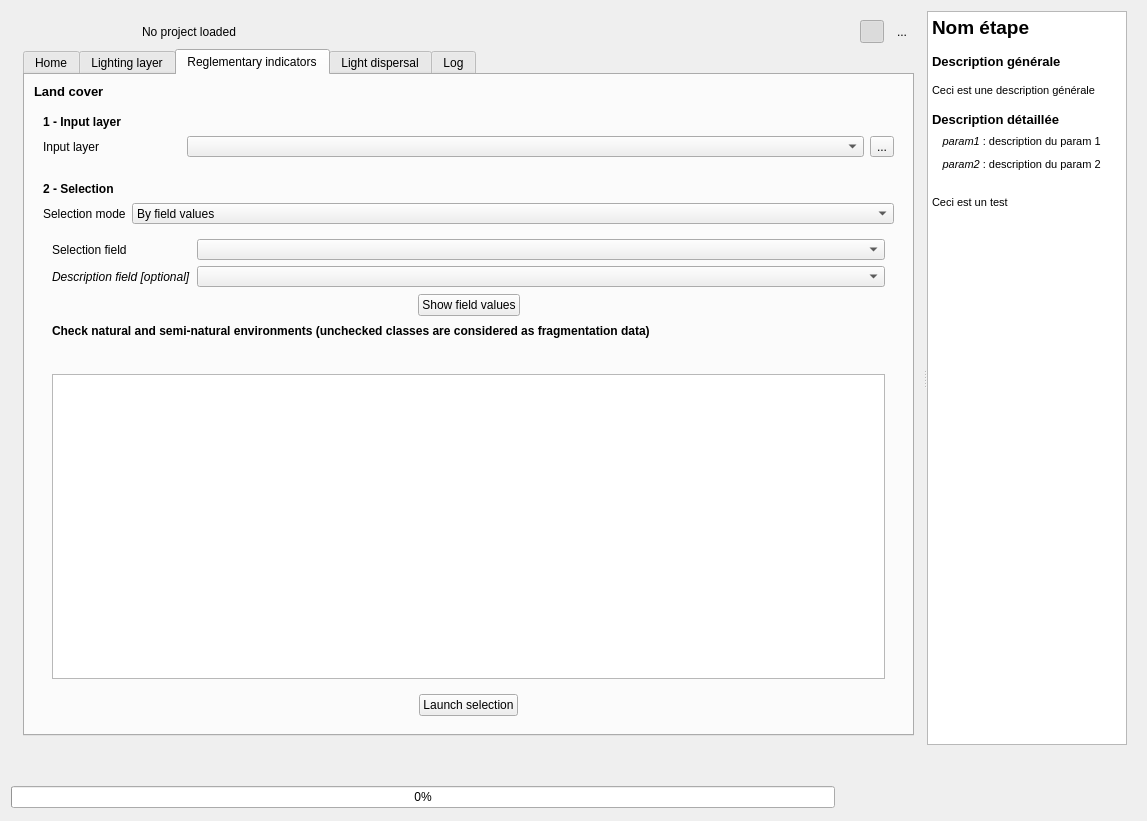
The window that LightPollutionToolbox_dialog_base.ui (MathieuChailloux/LightPollutionToolbox) describes before a commit, drawn with Qt 5.
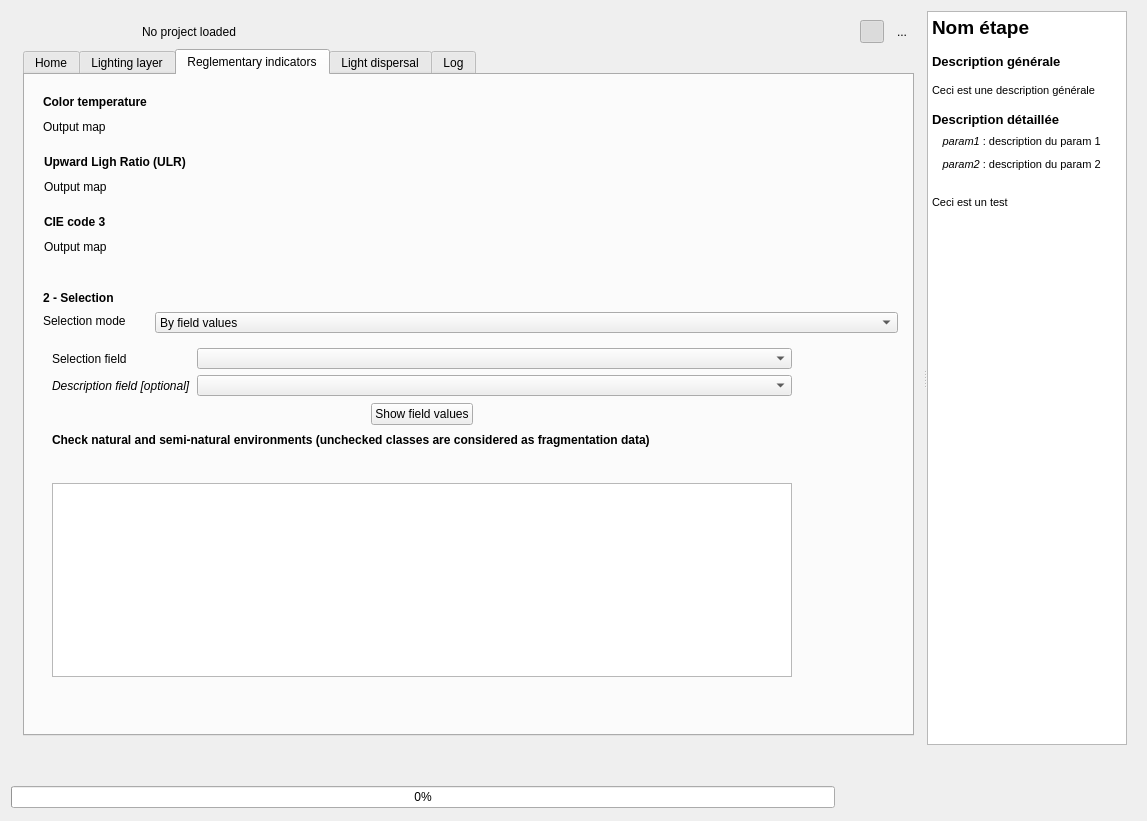
The same window after the commit. Icons and pictures are not drawn. Custom widgets are drawn as their Qt base class.

Diff of the .ui file:
```diff
--- a/LightPollutionToolbox_dialog_base.ui
+++ b/LightPollutionToolbox_dialog_base.ui
@@ -1240,29 +1240,15 @@
               <attribute name="title">
                <string>Reglementary indicators</string>
               </attribute>
-              <layout class="QGridLayout" name="gridLayout_11">
-               <item row="0" column="0">
-                <widget class="QLabel" name="label_3">
-                 <property name="sizePolicy">
-                  <sizepolicy hsizetype="Expanding" vsizetype="Preferred">
-                   <horstretch>0</horstretch>
-                   <verstretch>0</verstretch>
-                  </sizepolicy>
-                 </property>
-                 <property name="font">
-                  <font>
-                   <pointsize>10</pointsize>
-                   <weight>75</weight>
-                   <bold>true</bold>
-                  </font>
-                 </property>
-                 <property name="text">
-                  <string>Land cover</string>
-                 </property>
-                </widget>
-               </item>
-               <item row="1" column="0">
                 <widget class="QFrame" name="selectionLayerFrame_2">
+               <property name="geometry">
+                <rect>
+                 <x>9</x>
+                 <y>10</y>
+                 <width>355</width>
+                 <height>62</height>
+                </rect>
+               </property>
                  <property name="sizePolicy">
                   <sizepolicy hsizetype="Expanding" vsizetype="Preferred">
                    <horstretch>0</horstretch>
@@ -1281,29 +1267,7 @@
                  <property name="frameShadow">
                   <enum>QFrame::Raised</enum>
                  </property>
-                 <layout class="QGridLayout" name="gridLayout_5">
-                  <item row="1" column="1">
-                   <widget class="QgsMapLayerComboBox" name="landuseInputLayerCombo">
-                    <property name="sizePolicy">
-                     <sizepolicy hsizetype="Expanding" vsizetype="Fixed">
-                      <horstretch>0</horstretch>
-                      <verstretch>0</verstretch>
-                     </sizepolicy>
-                    </property>
-                    <property name="minimumSize">
-                     <size>
-                      <width>0</width>
-                      <height>21</height>
-                     </size>
-                    </property>
-                    <property name="maximumSize">
-                     <size>
-                      <width>16777215</width>
-                      <height>21</height>
-                     </size>
-                    </property>
-                   </widget>
-                  </item>
+               <layout class="QGridLayout" name="gridLayout_4">
                   <item row="0" column="0">
                    <widget class="QLabel" name="selectionLayerLabel_3">
                     <property name="sizePolicy">
@@ -1325,7 +1289,7 @@
                      </font>
                     </property>
                     <property name="text">
-                     <string>1 - Input layer</string>
+                   <string>Color temperature</string>
                     </property>
                    </widget>
                   </item>
@@ -1347,22 +1311,37 @@
                      <enum>Qt::LeftToRight</enum>
                     </property>
                     <property name="text">
-                     <string>Input layer</string>
+                   <string>Output map</string>
                     </property>
                    </widget>
                   </item>
-                  <item row="1" column="2">
-                   <widget class="QToolButton" name="landuseInputLayer">
-                    <property name="text">
-                     <string>...</string>
+                <item row="1" column="1">
+                 <widget class="QgsFileWidget" name="resultsReportingLayer_2">
+                  <property name="minimumSize">
+                   <size>
+                    <width>0</width>
+                    <height>21</height>
+                   </size>
+                  </property>
+                  <property name="maximumSize">
+                   <size>
+                    <width>16777215</width>
+                    <height>21</height>
+                   </size>
                     </property>
                    </widget>
                   </item>
                  </layout>
                 </widget>
-               </item>
-               <item row="2" column="0">
                 <widget class="QFrame" name="frame_24">
+               <property name="geometry">
+                <rect>
+                 <x>9</x>
+                 <y>205</y>
+                 <width>873</width>
+                 <height>446</height>
+                </rect>
+               </property>
                  <property name="sizePolicy">
                   <sizepolicy hsizetype="Preferred" vsizetype="Minimum">
                    <horstretch>0</horstretch>
@@ -1375,9 +1354,15 @@
                  <property name="frameShadow">
                   <enum>QFrame::Raised</enum>
                  </property>
-                 <layout class="QGridLayout" name="gridLayout_10">
-                  <item row="1" column="0">
                    <widget class="QLabel" name="label_9">
+                <property name="geometry">
+                 <rect>
+                  <x>9</x>
+                  <y>32</y>
+                  <width>106</width>
+                  <height>17</height>
+                 </rect>
+                </property>
                     <property name="sizePolicy">
                      <sizepolicy hsizetype="Preferred" vsizetype="Preferred">
                       <horstretch>0</horstretch>
@@ -1394,9 +1379,15 @@
                      <string>Selection mode</string>
                     </property>
                    </widget>
-                  </item>
-                  <item row="0" column="0">
                    <widget class="QLabel" name="selectionLayerLabel_9">
+                <property name="geometry">
+                 <rect>
+                  <x>9</x>
+                  <y>9</y>
+                  <width>89</width>
+                  <height>17</height>
+                 </rect>
+                </property>
                     <property name="sizePolicy">
                      <sizepolicy hsizetype="Fixed" vsizetype="Fixed">
                       <horstretch>0</horstretch>
@@ -1419,9 +1410,15 @@
                      <string>2 - Selection</string>
                     </property>
                    </widget>
-                  </item>
-                  <item row="1" column="1">
                    <widget class="QComboBox" name="landuseSelectionMode">
+                <property name="geometry">
+                 <rect>
+                  <x>121</x>
+                  <y>32</y>
+                  <width>743</width>
+                  <height>21</height>
+                 </rect>
+                </property>
                     <property name="minimumSize">
                      <size>
                       <width>0</width>
@@ -1445,9 +1442,15 @@
                      </property>
                     </item>
                    </widget>
-                  </item>
-                  <item row="2" column="0" colspan="2">
                    <widget class="QStackedWidget" name="landuseSelectionStack">
+                <property name="geometry">
+                 <rect>
+                  <x>9</x>
+                  <y>59</y>
+                  <width>758</width>
+                  <height>347</height>
+                 </rect>
+                </property>
                     <property name="sizePolicy">
                      <sizepolicy hsizetype="Preferred" vsizetype="MinimumExpanding">
                       <horstretch>0</horstretch>
@@ -1786,9 +1789,15 @@
                      </layout>
                     </widget>
                    </widget>
-                  </item>
-                  <item row="3" column="0" colspan="2">
                    <widget class="QFrame" name="frame_11">
+                <property name="geometry">
+                 <rect>
+                  <x>9</x>
+                  <y>518</y>
+                  <width>142</width>
+                  <height>25</height>
+                 </rect>
+                </property>
                     <property name="sizePolicy">
                      <sizepolicy hsizetype="Expanding" vsizetype="Fixed">
                       <horstretch>0</horstretch>
@@ -1851,11 +1860,193 @@
                      </item>
                     </layout>
                    </widget>
-                  </item>
-                 </layout>
-                </widget>
-               </item>
-              </layout>
+              </widget>
+              <widget class="QFrame" name="selectionLayerFrame_3">
+               <property name="geometry">
+                <rect>
+                 <x>10</x>
+                 <y>70</y>
+                 <width>355</width>
+                 <height>62</height>
+                </rect>
+               </property>
+               <property name="sizePolicy">
+                <sizepolicy hsizetype="Expanding" vsizetype="Preferred">
+                 <horstretch>0</horstretch>
+                 <verstretch>0</verstretch>
+                </sizepolicy>
+               </property>
+               <property name="minimumSize">
+                <size>
+                 <width>200</width>
+                 <height>61</height>
+                </size>
+               </property>
+               <property name="frameShape">
+                <enum>QFrame::NoFrame</enum>
+               </property>
+               <property name="frameShadow">
+                <enum>QFrame::Raised</enum>
+               </property>
+               <layout class="QGridLayout" name="gridLayout_5">
+                <item row="0" column="0">
+                 <widget class="QLabel" name="selectionLayerLabel_4">
+                  <property name="sizePolicy">
+                   <sizepolicy hsizetype="Fixed" vsizetype="Fixed">
+                    <horstretch>0</horstretch>
+                    <verstretch>0</verstretch>
+                   </sizepolicy>
+                  </property>
+                  <property name="minimumSize">
+                   <size>
+                    <width>0</width>
+                    <height>16</height>
+                   </size>
+                  </property>
+                  <property name="font">
+                   <font>
+                    <weight>75</weight>
+                    <bold>true</bold>
+                   </font>
+                  </property>
+                  <property name="text">
+                   <string>Upward Ligh Ratio (ULR)</string>
+                  </property>
+                 </widget>
+                </item>
+                <item row="1" column="0">
+                 <widget class="QLabel" name="selectionLayerLabel_7">
+                  <property name="sizePolicy">
+                   <sizepolicy hsizetype="Fixed" vsizetype="Minimum">
+                    <horstretch>0</horstretch>
+                    <verstretch>0</verstretch>
+                   </sizepolicy>
+                  </property>
+                  <property name="minimumSize">
+                   <size>
+                    <width>138</width>
+                    <height>16</height>
+                   </size>
+                  </property>
+                  <property name="layoutDirection">
+                   <enum>Qt::LeftToRight</enum>
+                  </property>
+                  <property name="text">
+                   <string>Output map</string>
+                  </property>
+                 </widget>
+                </item>
+                <item row="1" column="1">
+                 <widget class="QgsFileWidget" name="resultsReportingLayer_3">
+                  <property name="minimumSize">
+                   <size>
+                    <width>0</width>
+                    <height>21</height>
+                   </size>
+                  </property>
+                  <property name="maximumSize">
+                   <size>
+                    <width>16777215</width>
+                    <height>21</height>
+                   </size>
+                  </property>
+                 </widget>
+                </item>
+               </layout>
+              </widget>
+              <widget class="QFrame" name="selectionLayerFrame_5">
+               <property name="geometry">
+                <rect>
+                 <x>10</x>
+                 <y>130</y>
+                 <width>355</width>
+                 <height>62</height>
+                </rect>
+               </property>
+               <property name="sizePolicy">
+                <sizepolicy hsizetype="Expanding" vsizetype="Preferred">
+                 <horstretch>0</horstretch>
+                 <verstretch>0</verstretch>
+                </sizepolicy>
+               </property>
+               <property name="minimumSize">
+                <size>
+                 <width>200</width>
+                 <height>61</height>
+                </size>
+               </property>
+               <property name="frameShape">
+                <enum>QFrame::NoFrame</enum>
+               </property>
+               <property name="frameShadow">
+                <enum>QFrame::Raised</enum>
+               </property>
+               <layout class="QGridLayout" name="gridLayout_10">
+                <item row="0" column="0">
+                 <widget class="QLabel" name="selectionLayerLabel_8">
+                  <property name="sizePolicy">
+                   <sizepolicy hsizetype="Fixed" vsizetype="Fixed">
+                    <horstretch>0</horstretch>
+                    <verstretch>0</verstretch>
+                   </sizepolicy>
+                  </property>
+                  <property name="minimumSize">
+                   <size>
+                    <width>0</width>
+                    <height>16</height>
+                   </size>
+                  </property>
+                  <property name="font">
+                   <font>
+                    <weight>75</weight>
+                    <bold>true</bold>
+                   </font>
+                  </property>
+                  <property name="text">
+                   <string>CIE code 3</string>
+                  </property>
+                 </widget>
+                </item>
+                <item row="1" column="0">
+                 <widget class="QLabel" name="selectionLayerLabel_15">
+                  <property name="sizePolicy">
+                   <sizepolicy hsizetype="Fixed" vsizetype="Minimum">
+                    <horstretch>0</horstretch>
+                    <verstretch>0</verstretch>
+                   </sizepolicy>
+                  </property>
+                  <property name="minimumSize">
+                   <size>
+                    <width>138</width>
+                    <height>16</height>
+                   </size>
+                  </property>
+                  <property name="layoutDirection">
+                   <enum>Qt::LeftToRight</enum>
+                  </property>
+                  <property name="text">
+                   <string>Output map</string>
+                  </property>
+                 </widget>
+                </item>
+                <item row="1" column="1">
+                 <widget class="QgsFileWidget" name="resultsReportingLayer_4">
+                  <property name="minimumSize">
+                   <size>
+                    <width>0</width>
+                    <height>21</height>
+                   </size>
+                  </property>
+                  <property name="maximumSize">
+                   <size>
+                    <width>16777215</width>
+                    <height>21</height>
+                   </size>
+                  </property>
+                 </widget>
+                </item>
+               </layout>
+              </widget>
              </widget>
              <widget class="QWidget" name="fusionTab">
               <attribute name="title">
```
Left out of the diff: 84 changed lines with no effect on the pictures. Lines whose indentation alone changed are shown as unchanged.
